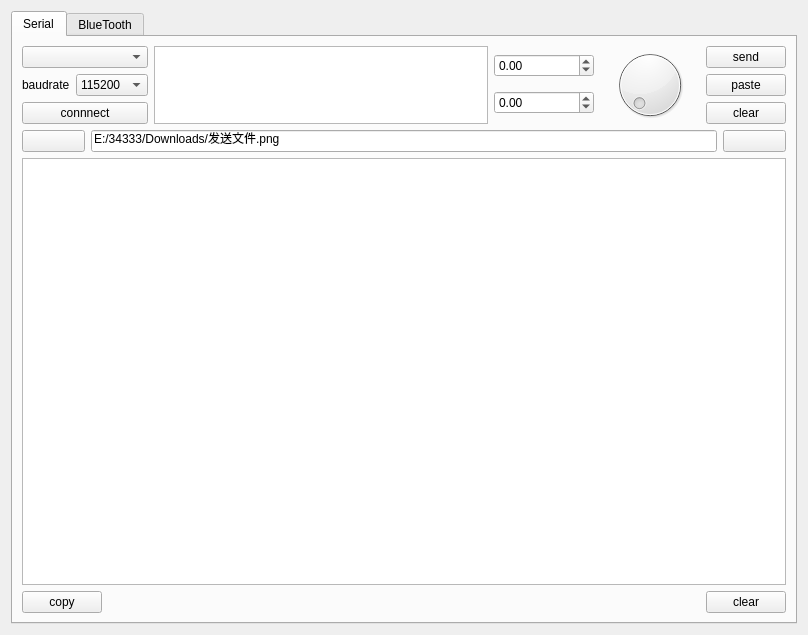
Before: the Qt Designer form ui/main_window.ui in xulang182-del/Host, drawn with Qt 5.
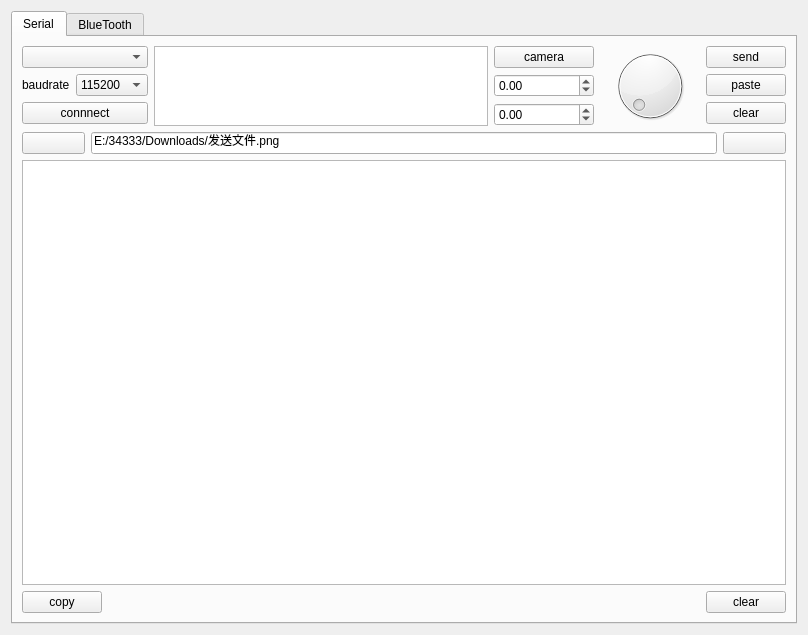
After: the same form once the commit is applied. Icons and pictures are not drawn. Custom widgets are drawn as their Qt base class.

```diff
--- a/ui/main_window.ui
+++ b/ui/main_window.ui
@@ -87,6 +87,18 @@
                </item>
                <item>
                 <layout class="QVBoxLayout" name="verticalLayout_5">
+                 <item>
+                  <widget class="QPushButton" name="cameraButton">
+                   <property name="text">
+                    <string>camera</string>
+                   </property>
+                   <property name="icon">
+                    <iconset>
+                     <normalon>:/com/icon/camera.png</normalon>
+                    </iconset>
+                   </property>
+                  </widget>
+                 </item>
                  <item>
                   <widget class="QDoubleSpinBox" name="posxDoubleSpinBox">
                    <property name="minimum">
```
